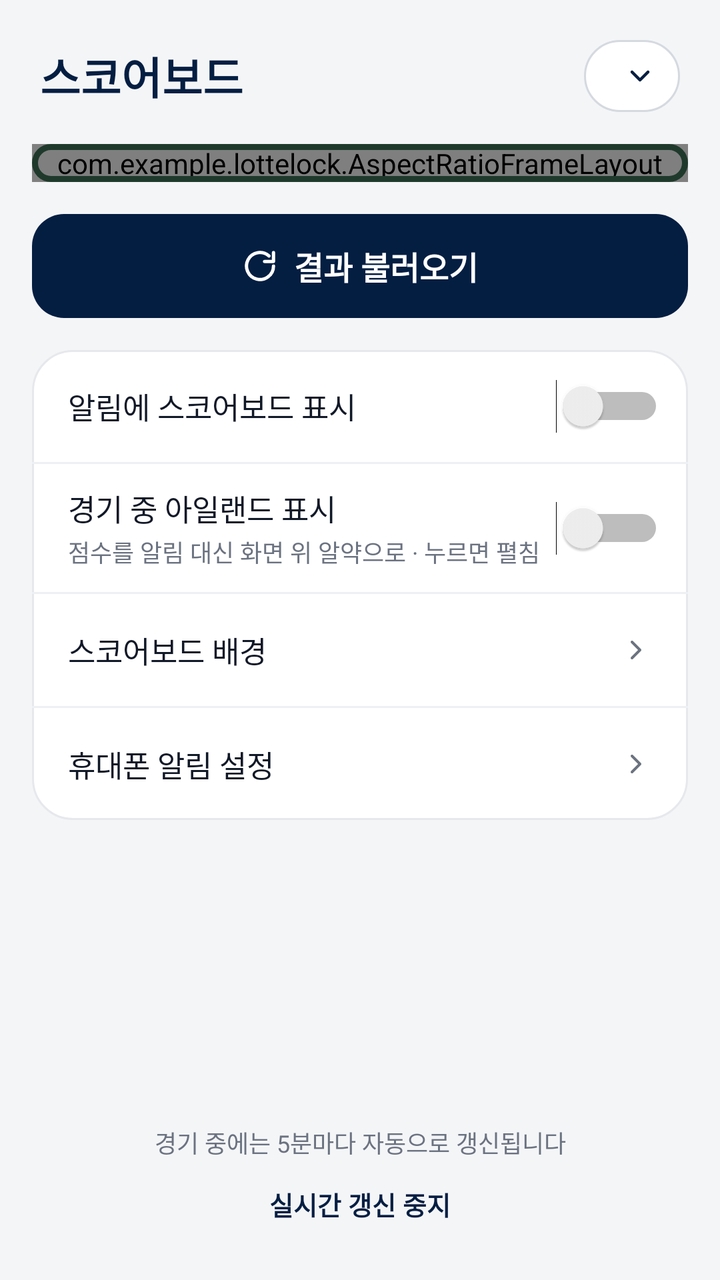
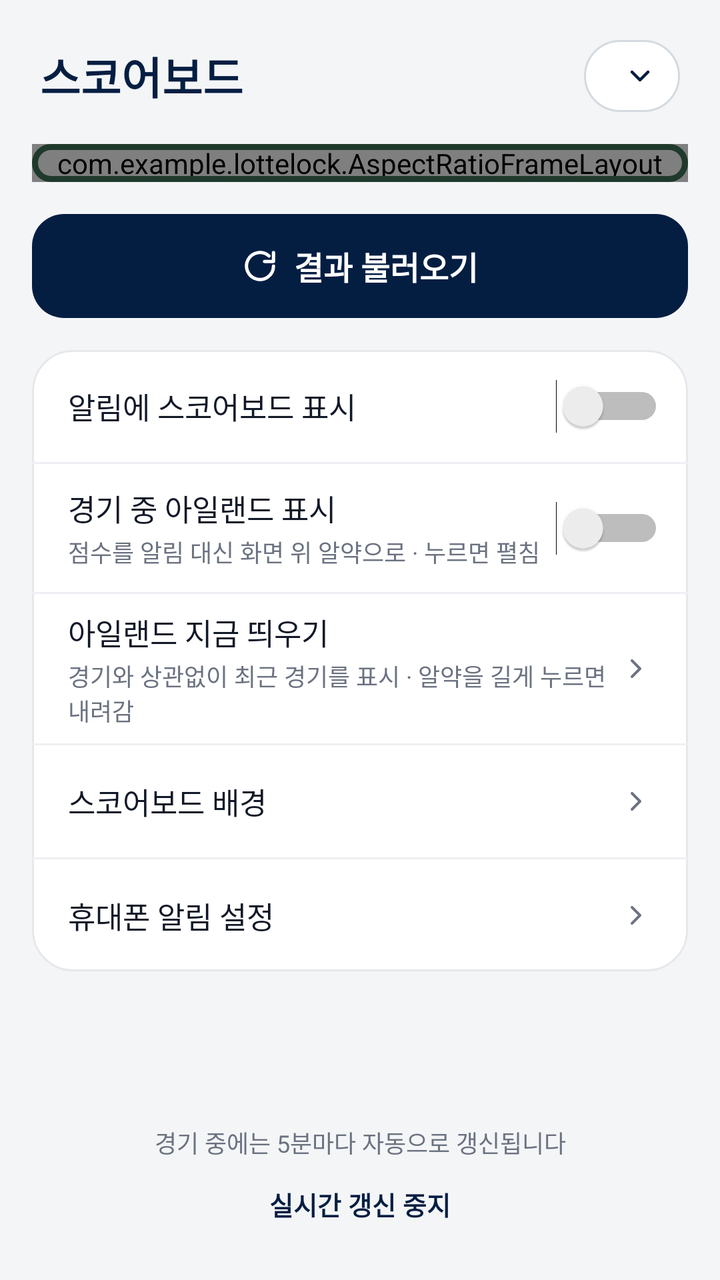

Compare the two renders of this Android layout. The source of the first and the diff that turns it into the second are given below.
<!-- AndroidManifest.xml: application theme AppTheme -->
<!-- res/layout/activity_main.xml -->
<?xml version="1.0" encoding="utf-8"?>
<ScrollView xmlns:android="http://schemas.android.com/apk/res/android"
    android:layout_width="match_parent"
    android:layout_height="match_parent"
    android:background="@color/screen_bg"
    android:fillViewport="true"
    android:fitsSystemWindows="true">

    <LinearLayout
        android:layout_width="match_parent"
        android:layout_height="wrap_content"
        android:orientation="vertical"
        android:paddingStart="16dp"
        android:paddingTop="20dp"
        android:paddingEnd="16dp"
        android:paddingBottom="16dp">

        
        <LinearLayout
            android:layout_width="match_parent"
            android:layout_height="wrap_content"
            android:gravity="center_vertical"
            android:orientation="horizontal"
            android:paddingStart="4dp"
            android:paddingEnd="4dp">

            <TextView
                android:id="@+id/appTitle"
                android:layout_width="0dp"
                android:layout_height="wrap_content"
                android:layout_weight="1"
                android:text="@string/screen_title"
                android:textColor="@color/navy"
                android:textSize="22sp"
                android:textStyle="bold" />

            <TextView
                android:id="@+id/teamChip"
                android:layout_width="wrap_content"
                android:layout_height="36dp"
                android:background="@drawable/team_chip_bg"
                android:contentDescription="@string/change_team"
                android:drawableEnd="@drawable/ic_chevron_down"
                android:drawablePadding="6dp"
                android:gravity="center_vertical"
                android:paddingStart="14dp"
                android:paddingEnd="12dp"
                android:textColor="@color/navy"
                android:textSize="14sp"
                android:textStyle="bold" />
        </LinearLayout>

        
        <com.example.lottelock.AspectRatioFrameLayout
            android:id="@+id/boardCard"
            android:layout_width="match_parent"
            android:layout_height="wrap_content"
            android:layout_marginTop="16dp"
            android:background="@drawable/board_bg"
            android:foreground="@drawable/board_border">

            <ImageView
                android:id="@+id/boardBg"
                android:layout_width="match_parent"
                android:layout_height="match_parent"
                android:contentDescription="@null"
                android:scaleType="centerCrop"
                android:visibility="gone" />

            <View
                android:id="@+id/boardScrim"
                android:layout_width="match_parent"
                android:layout_height="match_parent"
                android:background="#C70D1A14"
                android:visibility="gone" />

            <LinearLayout
                android:layout_width="match_parent"
                android:layout_height="wrap_content"
                android:layout_gravity="center_vertical"
                android:orientation="vertical"
                android:paddingStart="15dp"
                android:paddingTop="16dp"
                android:paddingEnd="15dp"
                android:paddingBottom="16dp">

                <LinearLayout
                    android:layout_width="match_parent"
                    android:layout_height="wrap_content"
                    android:gravity="center_vertical"
                    android:orientation="horizontal">

                    <ImageView
                        android:id="@+id/boardTaegeuk"
                        android:layout_width="26dp"
                        android:layout_height="26dp"
                        android:layout_marginEnd="8dp"
                        android:contentDescription="@null"
                        android:src="@drawable/ic_taegeuk"
                        android:visibility="gone" />

                    
                    <FrameLayout
                        android:layout_width="wrap_content"
                        android:layout_height="wrap_content">

                        <TextView
                            android:id="@+id/boardTitleStroke"
                            android:layout_width="wrap_content"
                            android:layout_height="wrap_content"
                            android:fontFamily="@font/giants_inline"
                            android:includeFontPadding="false"
                            android:letterSpacing="0.04"
                            android:maxLines="1"
                            android:textSize="36sp"
                            android:importantForAccessibility="no" />

                        <TextView
                            android:id="@+id/boardTitle"
                            android:layout_width="wrap_content"
                            android:layout_height="wrap_content"
                            android:fontFamily="@font/giants_inline"
                            android:includeFontPadding="false"
                            android:letterSpacing="0.04"
                            android:maxLines="1"
                            android:textSize="36sp" />
                    </FrameLayout>

                    <Space
                        android:layout_width="0dp"
                        android:layout_height="0dp"
                        android:layout_weight="1" />

                    <TextView
                        android:id="@+id/boardStatus"
                        android:layout_width="wrap_content"
                        android:layout_height="wrap_content"
                        android:paddingStart="8dp"
                        android:paddingTop="2dp"
                        android:paddingEnd="8dp"
                        android:paddingBottom="2dp"
                        android:textSize="13sp"
                        android:textStyle="bold" />
                </LinearLayout>

                <TextView
                    android:id="@+id/boardMeta"
                    android:layout_width="match_parent"
                    android:layout_height="wrap_content"
                    android:layout_marginTop="8dp"
                    android:paddingStart="2dp"
                    android:textColor="#FF9DB0A6"
                    android:textSize="12sp" />

                
                <LinearLayout
                    android:id="@+id/boardLineScore"
                    android:layout_width="match_parent"
                    android:layout_height="wrap_content"
                    android:layout_marginTop="10dp"
                    android:orientation="vertical" />

                <TextView
                    android:id="@+id/boardEmpty"
                    android:layout_width="match_parent"
                    android:layout_height="wrap_content"
                    android:layout_marginTop="16dp"
                    android:gravity="center"
                    android:text="@string/board_empty"
                    android:textColor="#FF9DB0A6"
                    android:textSize="14sp"
                    android:visibility="gone" />

                <LinearLayout
                    android:id="@+id/boardStrip"
                    android:layout_width="match_parent"
                    android:layout_height="wrap_content"
                    android:layout_marginTop="12dp"
                    android:background="@drawable/board_strip"
                    android:gravity="center_vertical"
                    android:minHeight="40dp"
                    android:orientation="horizontal"
                    android:paddingStart="12dp"
                    android:paddingEnd="12dp">

                    <TextView
                        android:id="@+id/stripLeft"
                        android:layout_width="0dp"
                        android:layout_height="wrap_content"
                        android:layout_weight="1"
                        android:maxLines="1"
                        android:textSize="14sp"
                        android:textStyle="bold" />

                    <TextView
                        android:id="@+id/stripCenter"
                        android:layout_width="wrap_content"
                        android:layout_height="wrap_content"
                        android:fontFamily="@font/vt323"
                        android:letterSpacing="0.05"
                        android:maxLines="1"
                        android:textColor="#FFFFC24A"
                        android:textSize="22sp" />

                    <TextView
                        android:id="@+id/stripRight"
                        android:layout_width="0dp"
                        android:layout_height="wrap_content"
                        android:layout_weight="1"
                        android:gravity="end"
                        android:maxLines="1"
                        android:textColor="#FF9DB0A6"
                        android:textSize="11sp" />
                </LinearLayout>
            </LinearLayout>
        </com.example.lottelock.AspectRatioFrameLayout>

        
        <FrameLayout
            android:id="@+id/btnRefresh"
            android:layout_width="match_parent"
            android:layout_height="52dp"
            android:layout_marginTop="16dp"
            android:background="@drawable/primary_button_bg"
            android:clickable="true"
            android:contentDescription="@string/refresh"
            android:focusable="true">

            <TextView
                android:layout_width="wrap_content"
                android:layout_height="wrap_content"
                android:layout_gravity="center"
                android:drawableStart="@drawable/ic_refresh"
                android:drawablePadding="8dp"
                android:gravity="center_vertical"
                android:importantForAccessibility="no"
                android:text="@string/refresh"
                android:textColor="#FFFFFFFF"
                android:textSize="16sp"
                android:textStyle="bold" />
        </FrameLayout>

        
        <LinearLayout
            android:layout_width="match_parent"
            android:layout_height="wrap_content"
            android:layout_marginTop="16dp"
            android:background="@drawable/list_card_bg"
            android:orientation="vertical">

            <LinearLayout
                android:layout_width="match_parent"
                android:layout_height="wrap_content"
                android:gravity="center_vertical"
                android:minHeight="56dp"
                android:orientation="horizontal"
                android:paddingStart="18dp"
                android:paddingEnd="12dp">

                <TextView
                    android:id="@+id/notifLabel"
                    android:layout_width="0dp"
                    android:layout_height="wrap_content"
                    android:layout_weight="1"
                    android:labelFor="@+id/notifSwitch"
                    android:text="@string/row_notification"
                    android:textColor="#FF111827"
                    android:textSize="15sp" />

                <Switch
                    android:id="@+id/notifSwitch"
                    android:layout_width="wrap_content"
                    android:layout_height="48dp"
                    android:contentDescription="@string/row_notification" />
            </LinearLayout>

            <View
                android:layout_width="match_parent"
                android:layout_height="1dp"
                android:background="@color/divider" />

            
            <LinearLayout
                android:layout_width="match_parent"
                android:layout_height="wrap_content"
                android:gravity="center_vertical"
                android:minHeight="64dp"
                android:orientation="horizontal"
                android:paddingStart="18dp"
                android:paddingTop="8dp"
                android:paddingEnd="12dp"
                android:paddingBottom="8dp">

                <LinearLayout
                    android:layout_width="0dp"
                    android:layout_height="wrap_content"
                    android:layout_weight="1"
                    android:orientation="vertical">

                    <TextView
                        android:layout_width="wrap_content"
                        android:layout_height="wrap_content"
                        android:labelFor="@+id/islandSwitch"
                        android:text="@string/row_island"
                        android:textColor="#FF111827"
                        android:textSize="15sp" />

                    <TextView
                        android:layout_width="wrap_content"
                        android:layout_height="wrap_content"
                        android:layout_marginTop="2dp"
                        android:text="@string/row_island_desc"
                        android:textColor="@color/text_secondary"
                        android:textSize="12sp" />
                </LinearLayout>

                <Switch
                    android:id="@+id/islandSwitch"
                    android:layout_width="wrap_content"
                    android:layout_height="48dp"
                    android:contentDescription="@string/row_island" />
            </LinearLayout>

            <View
                android:layout_width="match_parent"
                android:layout_height="1dp"
                android:background="@color/divider" />

            <LinearLayout
                android:id="@+id/rowBackground"
                android:layout_width="match_parent"
                android:layout_height="wrap_content"
                android:background="?android:attr/selectableItemBackground"
                android:clickable="true"
                android:focusable="true"
                android:gravity="center_vertical"
                android:minHeight="56dp"
                android:orientation="horizontal"
                android:paddingStart="18dp"
                android:paddingEnd="18dp">

                <TextView
                    android:layout_width="0dp"
                    android:layout_height="wrap_content"
                    android:layout_weight="1"
                    android:text="@string/row_background"
                    android:textColor="#FF111827"
                    android:textSize="15sp" />

                <TextView
                    android:id="@+id/bgValue"
                    android:layout_width="wrap_content"
                    android:layout_height="wrap_content"
                    android:layout_marginEnd="4dp"
                    android:textColor="@color/text_secondary"
                    android:textSize="14sp" />

                <ImageView
                    android:layout_width="16dp"
                    android:layout_height="16dp"
                    android:contentDescription="@null"
                    android:src="@drawable/ic_chevron_right" />
            </LinearLayout>

            <View
                android:layout_width="match_parent"
                android:layout_height="1dp"
                android:background="@color/divider" />

            <LinearLayout
                android:id="@+id/rowNotifSettings"
                android:layout_width="match_parent"
                android:layout_height="wrap_content"
                android:background="?android:attr/selectableItemBackground"
                android:clickable="true"
                android:focusable="true"
                android:gravity="center_vertical"
                android:minHeight="56dp"
                android:orientation="horizontal"
                android:paddingStart="18dp"
                android:paddingEnd="18dp">

                <TextView
                    android:layout_width="0dp"
                    android:layout_height="wrap_content"
                    android:layout_weight="1"
                    android:text="@string/row_notification_settings"
                    android:textColor="#FF111827"
                    android:textSize="15sp" />

                <ImageView
                    android:layout_width="16dp"
                    android:layout_height="16dp"
                    android:contentDescription="@null"
                    android:src="@drawable/ic_chevron_right" />
            </LinearLayout>
        </LinearLayout>

        
        <Space
            android:layout_width="match_parent"
            android:layout_height="0dp"
            android:layout_weight="1"
            android:minHeight="24dp" />

        <TextView
            android:layout_width="match_parent"
            android:layout_height="wrap_content"
            android:gravity="center"
            android:text="@string/live_hint"
            android:textColor="@color/text_secondary"
            android:textSize="12sp" />

        <TextView
            android:id="@+id/btnStopLive"
            android:layout_width="wrap_content"
            android:layout_height="44dp"
            android:layout_gravity="center_horizontal"
            android:background="?android:attr/selectableItemBackground"
            android:clickable="true"
            android:focusable="true"
            android:gravity="center"
            android:paddingStart="12dp"
            android:paddingEnd="12dp"
            android:text="@string/stop_live"
            android:textColor="@color/navy"
            android:textSize="13sp"
            android:textStyle="bold" />
    </LinearLayout>
</ScrollView>
<!-- resources referenced by this layout -->
<resources>
  <color name="divider">#FFEEF0F3</color>
  <color name="navy">#FF041E42</color>
  <color name="screen_bg">#FFF4F5F7</color>
  <color name="text_secondary">#FF6B7280</color>
  <!-- drawable board_bg (drawable) -->
  <?xml version="1.0" encoding="utf-8"?>
  <shape xmlns:android="http://schemas.android.com/apk/res/android" android:shape="rectangle">
      <solid android:color="#FF0D1A14" />
      <corners android:radius="20dp" />
  </shape>
  <!-- drawable board_border (drawable) -->
  <?xml version="1.0" encoding="utf-8"?>
  <shape xmlns:android="http://schemas.android.com/apk/res/android" android:shape="rectangle">
      <solid android:color="#00000000" />
      <stroke android:width="3dp" android:color="#FF1F3A2C" />
      <corners android:radius="20dp" />
  </shape>
  <!-- drawable board_strip (drawable) -->
  <?xml version="1.0" encoding="utf-8"?>
  <shape xmlns:android="http://schemas.android.com/apk/res/android" android:shape="rectangle">
      <solid android:color="#FF000000" />
      <corners android:radius="10dp" />
  </shape>
  <!-- drawable ic_chevron_down (drawable) -->
  <?xml version="1.0" encoding="utf-8"?>
  <vector xmlns:android="http://schemas.android.com/apk/res/android" android:width="16dp" android:height="16dp" android:viewportWidth="24" android:viewportHeight="24">
      <path android:fillColor="#00000000" android:strokeColor="#FF041E42" android:strokeWidth="2.2" android:strokeLineCap="round" android:strokeLineJoin="round" android:pathData="M6,9l6,6 6,-6" />
  </vector>
  <!-- drawable ic_chevron_right (drawable) -->
  <?xml version="1.0" encoding="utf-8"?>
  <vector xmlns:android="http://schemas.android.com/apk/res/android" android:width="16dp" android:height="16dp" android:viewportWidth="24" android:viewportHeight="24">
      <path android:fillColor="#00000000" android:strokeColor="#FF6B7280" android:strokeWidth="2" android:strokeLineCap="round" android:strokeLineJoin="round" android:pathData="M9,6l6,6 -6,6" />
  </vector>
  <!-- drawable list_card_bg (drawable) -->
  <?xml version="1.0" encoding="utf-8"?>
  <shape xmlns:android="http://schemas.android.com/apk/res/android" android:shape="rectangle">
      <solid android:color="#FFFFFFFF" />
      <stroke android:width="1dp" android:color="#FFE6E8EC" />
      <corners android:radius="20dp" />
  </shape>
  <!-- drawable primary_button_bg (drawable) -->
  <?xml version="1.0" encoding="utf-8"?>
  <ripple xmlns:android="http://schemas.android.com/apk/res/android" android:color="#33FFFFFF">
      <item>
          <shape android:shape="rectangle">
              <solid android:color="#FF041E42" />
              <corners android:radius="16dp" />
          </shape>
      </item>
  </ripple>
  <!-- drawable team_chip_bg (drawable) -->
  <?xml version="1.0" encoding="utf-8"?>
  <ripple xmlns:android="http://schemas.android.com/apk/res/android" android:color="#1F041E42">
      <item>
          <shape android:shape="rectangle">
              <solid android:color="#FFFFFFFF" />
              <stroke android:width="1dp" android:color="#FFD5D9E0" />
              <corners android:radius="18dp" />
          </shape>
      </item>
  </ripple>
  <string name="board_empty">아직 불러온 경기가 없습니다</string>
  <string name="change_team">응원 팀 바꾸기</string>
  <string name="live_hint">경기 중에는 5분마다 자동으로 갱신됩니다</string>
  <string name="refresh">결과 불러오기</string>
  <string name="row_background">스코어보드 배경</string>
  <string name="row_island">경기 중 아일랜드 표시</string>
  <string name="row_island_desc">점수를 알림 대신 화면 위 알약으로 · 누르면 펼침</string>
  <string name="row_notification">알림에 스코어보드 표시</string>
  <string name="row_notification_settings">휴대폰 알림 설정</string>
  <string name="screen_title">스코어보드</string>
  <string name="stop_live">실시간 갱신 중지</string>
  <!-- unchanged entries left out for length: 3 -->
</resources>

<!-- the commit's change to res/layout/activity_main.xml (unified diff, before → after) -->
@@ -319,6 +319,65 @@
                     android:layout_width="wrap_content"
                     android:layout_height="48dp"
                     android:contentDescription="@string/row_island" />
+            </LinearLayout>
+
+            <View
+                android:layout_width="match_parent"
+                android:layout_height="1dp"
+                android:background="@color/divider" />
+
+            
+            <LinearLayout
+                android:id="@+id/rowIslandNow"
+                android:layout_width="match_parent"
+                android:layout_height="wrap_content"
+                android:background="?android:attr/selectableItemBackground"
+                android:clickable="true"
+                android:focusable="true"
+                android:gravity="center_vertical"
+                android:minHeight="64dp"
+                android:orientation="horizontal"
+                android:paddingStart="18dp"
+                android:paddingTop="8dp"
+                android:paddingEnd="18dp"
+                android:paddingBottom="8dp">
+
+                <LinearLayout
+                    android:layout_width="0dp"
+                    android:layout_height="wrap_content"
+                    android:layout_weight="1"
+                    android:orientation="vertical">
+
+                    <TextView
+                        android:id="@+id/islandNowLabel"
+                        android:layout_width="wrap_content"
+                        android:layout_height="wrap_content"
+                        android:text="@string/row_island_now"
+                        android:textColor="#FF111827"
+                        android:textSize="15sp" />
+
+                    <TextView
+                        android:layout_width="wrap_content"
+                        android:layout_height="wrap_content"
+                        android:layout_marginTop="2dp"
+                        android:text="@string/row_island_now_desc"
+                        android:textColor="@color/text_secondary"
+                        android:textSize="12sp" />
+                </LinearLayout>
+
+                <TextView
+                    android:id="@+id/islandNowValue"
+                    android:layout_width="wrap_content"
+                    android:layout_height="wrap_content"
+                    android:layout_marginEnd="4dp"
+                    android:textColor="@color/text_secondary"
+                    android:textSize="14sp" />
+
+                <ImageView
+                    android:layout_width="16dp"
+                    android:layout_height="16dp"
+                    android:contentDescription="@null"
+                    android:src="@drawable/ic_chevron_right" />
             </LinearLayout>
 
             <View
<!-- resource entries referenced after the edit -->
@@ -68,6 +68,8 @@
   <string name="row_background">스코어보드 배경</string>
   <string name="row_island">경기 중 아일랜드 표시</string>
   <string name="row_island_desc">점수를 알림 대신 화면 위 알약으로 · 누르면 펼침</string>
+  <string name="row_island_now">아일랜드 지금 띄우기</string>
+  <string name="row_island_now_desc">경기와 상관없이 최근 경기를 표시 · 알약을 길게 누르면 내려감</string>
   <string name="row_notification">알림에 스코어보드 표시</string>
   <string name="row_notification_settings">휴대폰 알림 설정</string>
   <string name="screen_title">스코어보드</string>
